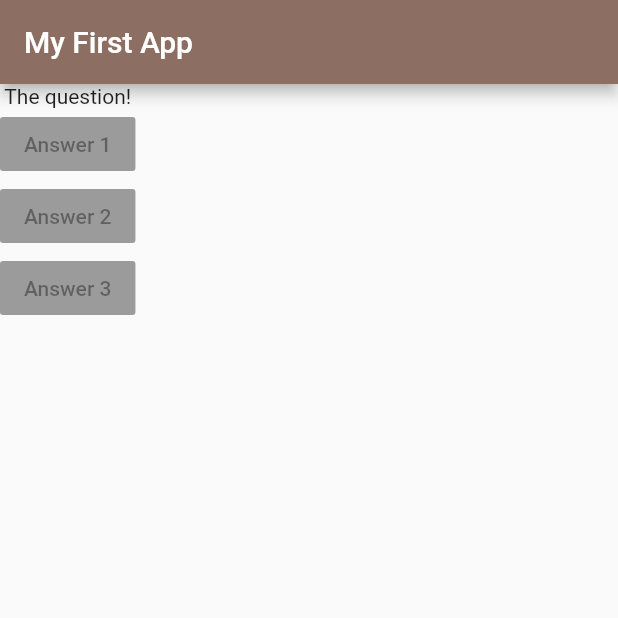
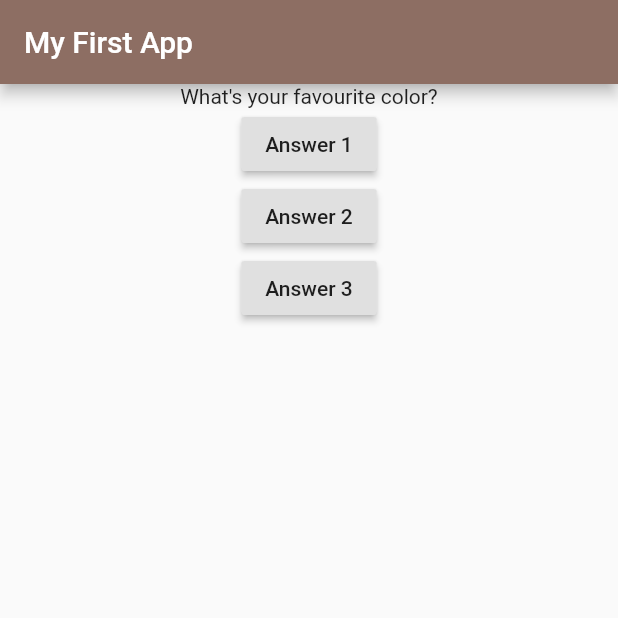
Before and after one commit to Shefalidew/Basic_Questionaire_app, a Flutter app: the screen it shows after launch, on a phone screen of 412 x 824 dp, the top half of it. Run offline on Flutter 3.47's test engine with Material 2 defaults, Android fonts, the phone set to English and light mode, and no system bars.

Commit message:
Update main.dart

```diff
--- a/lib/main.dart
+++ b/lib/main.dart
@@ -6,6 +6,10 @@ void main() {
 
 class MyApp extends StatelessWidget {
   const MyApp({Key? key}) : super(key: key);
+
+  void answerQuestion() {
+    print('Answer chosen!');
+  }
 
   @override
   Widget build(BuildContext context) {
@@ -23,10 +27,19 @@ class MyApp extends StatelessWidget {
         ),
         body: Column(
           children: <Widget>[
-            Text('The question!'),
-            RaisedButton(child: Text('Answer 1'), onPressed: null),
-            RaisedButton(child: Text('Answer 2'), onPressed: null),
-            RaisedButton(child: Text('Answer 3'), onPressed: null),
+            Center(
+              child: Text(questions.elementAt(0)),
+            ),
+            RaisedButton(child: Text('Answer 1'), onPressed: answerQuestion),
+            RaisedButton(
+                child: Text('Answer 2'),
+                onPressed: () => print('Answer 2 chosen!')),
+            RaisedButton(
+              child: Text('Answer 3'),
+              onPressed: () {
+                print('Answer 3 chosen!');
+              },
+            ),
           ],
         ),
       ),
```
